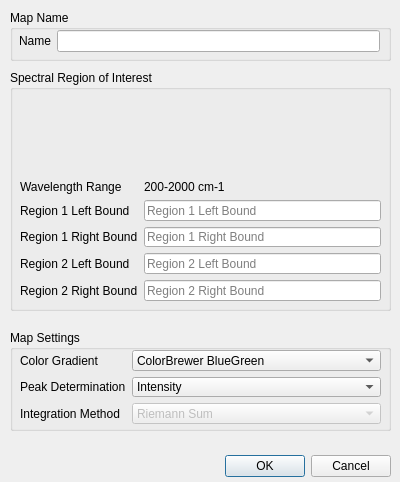
The window that bandratiodialog.ui (VespucciProject/Vespucci) describes before a commit, drawn with Qt 5.
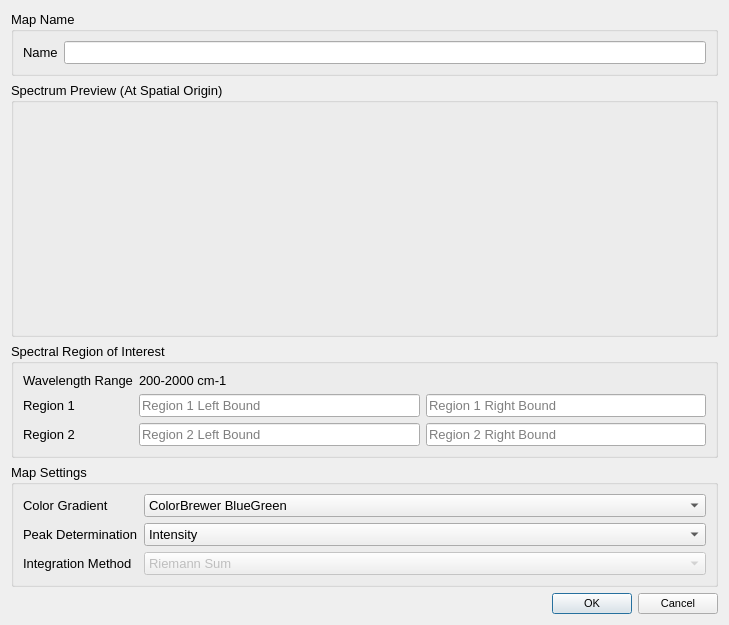
The same window after the commit. Custom widgets are drawn as their Qt base class.

```diff
--- a/bandratiodialog.ui
+++ b/bandratiodialog.ui
@@ -6,54 +6,93 @@
    <rect>
     <x>0</x>
     <y>0</y>
-    <width>400</width>
-    <height>482</height>
+    <width>725</width>
+    <height>625</height>
    </rect>
   </property>
+  <property name="font">
+   <font>
+    <pointsize>10</pointsize>
+   </font>
+  </property>
   <property name="windowTitle">
-   <string>Dialog</string>
+   <string>Band Ratio Image</string>
   </property>
-  <widget class="QDialogButtonBox" name="buttonBox">
-   <property name="geometry">
-    <rect>
-     <x>50</x>
-     <y>450</y>
-     <width>341</width>
-     <height>32</height>
-    </rect>
-   </property>
-   <property name="orientation">
-    <enum>Qt::Horizontal</enum>
-   </property>
-   <property name="standardButtons">
-    <set>QDialogButtonBox::Cancel|QDialogButtonBox::Ok</set>
-   </property>
-  </widget>
+  <layout class="QVBoxLayout" name="verticalLayout_2">
+   <item>
+    <widget class="QGroupBox" name="groupBox_3">
+     <property name="font">
+      <font>
+       <pointsize>10</pointsize>
+      </font>
+     </property>
+     <property name="title">
+      <string>Map Name</string>
+     </property>
+     <layout class="QFormLayout" name="formLayout_4">
+      <property name="fieldGrowthPolicy">
+       <enum>QFormLayout::AllNonFixedFieldsGrow</enum>
+      </property>
+      <item row="0" column="0">
+       <widget class="QLabel" name="label_5">
+        <property name="text">
+         <string>Name</string>
+        </property>
+       </widget>
+      </item>
+      <item row="0" column="1">
+       <widget class="QLineEdit" name="nameLineEdit"/>
+      </item>
+     </layout>
+    </widget>
+   </item>
+   <item>
+    <widget class="QGroupBox" name="groupBox_5">
+     <property name="minimumSize">
+      <size>
+       <width>707</width>
+       <height>209</height>
+      </size>
+     </property>
+     <property name="baseSize">
+      <size>
+       <width>707</width>
+       <height>209</height>
+      </size>
+     </property>
+     <property name="font">
+      <font>
+       <pointsize>10</pointsize>
+      </font>
+     </property>
+     <property name="title">
+      <string>Spectrum Preview (At Spatial Origin)</string>
+     </property>
+     <layout class="QVBoxLayout" name="verticalLayout">
+      <item>
+       <widget class="QCustomPlot" name="spectrumPlot" native="true">
+        <property name="minimumSize">
+         <size>
+          <width>600</width>
+          <height>225</height>
+         </size>
+        </property>
+       </widget>
+      </item>
+     </layout>
+    </widget>
+   </item>
+   <item>
   <widget class="QGroupBox" name="groupBox">
-   <property name="geometry">
-    <rect>
-     <x>10</x>
-     <y>70</y>
-     <width>381</width>
-     <height>241</height>
-    </rect>
+     <property name="font">
+      <font>
+       <pointsize>10</pointsize>
+      </font>
    </property>
    <property name="title">
     <string>Spectral Region of Interest</string>
    </property>
-   <widget class="QWidget" name="formLayoutWidget">
-    <property name="geometry">
-     <rect>
-      <x>10</x>
-      <y>110</y>
-      <width>361</width>
-      <height>121</height>
-     </rect>
-    </property>
     <layout class="QFormLayout" name="formLayout">
-     <property name="fieldGrowthPolicy">
-      <enum>QFormLayout::AllNonFixedFieldsGrow</enum>
-     </property>
      <item row="0" column="0">
       <widget class="QLabel" name="label_3">
        <property name="text">
@@ -61,114 +100,80 @@
        </property>
       </widget>
      </item>
+      <item row="0" column="1">
+       <widget class="QLabel" name="rangeLabel">
+        <property name="text">
+         <string>200-2000 cm-1</string>
+        </property>
+       </widget>
+      </item>
      <item row="1" column="0">
-      <widget class="QLabel" name="label">
+       <widget class="QLabel" name="label_4">
        <property name="text">
-        <string>Region 1 Left Bound</string>
+         <string>Region 1</string>
        </property>
       </widget>
      </item>
      <item row="1" column="1">
+       <layout class="QHBoxLayout" name="horizontalLayout">
+        <item>
       <widget class="QLineEdit" name="firstMinLineEdit">
        <property name="placeholderText">
         <string>Region 1 Left Bound</string>
        </property>
       </widget>
      </item>
-     <item row="2" column="0">
-      <widget class="QLabel" name="label_2">
-       <property name="text">
-        <string>Region 1 Right Bound</string>
-       </property>
-      </widget>
-     </item>
-     <item row="2" column="1">
+        <item>
       <widget class="QLineEdit" name="firstMaxLineEdit">
        <property name="placeholderText">
         <string>Region 1 Right Bound</string>
        </property>
       </widget>
      </item>
-     <item row="3" column="1">
+       </layout>
+      </item>
+      <item row="2" column="0">
+       <widget class="QLabel" name="label_2">
+        <property name="text">
+         <string>Region 2</string>
+        </property>
+       </widget>
+      </item>
+      <item row="2" column="1">
+       <layout class="QHBoxLayout" name="horizontalLayout_2">
+        <item>
       <widget class="QLineEdit" name="secondMinLineEdit">
        <property name="placeholderText">
         <string>Region 2 Left Bound</string>
        </property>
       </widget>
      </item>
-     <item row="4" column="1">
+        <item>
       <widget class="QLineEdit" name="secondMaxLineEdit">
        <property name="placeholderText">
         <string>Region 2 Right Bound</string>
        </property>
       </widget>
      </item>
-     <item row="0" column="1">
-      <widget class="QLabel" name="rangeLabel">
-       <property name="text">
-        <string>200-2000 cm-1</string>
-       </property>
-      </widget>
-     </item>
-     <item row="3" column="0">
-      <widget class="QLabel" name="label_8">
-       <property name="text">
-        <string>Region 2 Left Bound</string>
-       </property>
-      </widget>
-     </item>
-     <item row="4" column="0">
-      <widget class="QLabel" name="label_9">
-       <property name="text">
-        <string>Region 2 Right Bound</string>
-       </property>
-      </widget>
-     </item>
-    </layout>
-   </widget>
-   <widget class="QCustomPlot" name="spectrumPlot" native="true">
-    <property name="geometry">
-     <rect>
-      <x>0</x>
-      <y>20</y>
-      <width>381</width>
-      <height>71</height>
-     </rect>
-    </property>
-   </widget>
-  </widget>
-  <widget class="QGroupBox" name="groupBox_2">
-   <property name="geometry">
-    <rect>
-     <x>10</x>
-     <y>330</y>
-     <width>381</width>
-     <height>101</height>
-    </rect>
+       </layout>
+      </item>
+     </layout>
+    </widget>
+   </item>
+   <item>
+    <widget class="QGroupBox" name="formGroupBox_3">
+     <property name="font">
+      <font>
+       <pointsize>10</pointsize>
+      </font>
    </property>
    <property name="title">
     <string>Map Settings</string>
    </property>
-   <widget class="QWidget" name="formLayoutWidget_3">
-    <property name="geometry">
-     <rect>
-      <x>10</x>
-      <y>20</y>
-      <width>361</width>
-      <height>74</height>
-     </rect>
-    </property>
     <layout class="QFormLayout" name="formLayout_3">
      <property name="fieldGrowthPolicy">
       <enum>QFormLayout::AllNonFixedFieldsGrow</enum>
      </property>
-     <item row="0" column="0">
-      <widget class="QLabel" name="label_6">
-       <property name="text">
-        <string>Color Gradient</string>
-       </property>
-      </widget>
-     </item>
      <item row="0" column="1">
       <widget class="QComboBox" name="gradientComboBox">
        <property name="toolTip">
@@ -393,16 +398,6 @@
          <string>Area</string>
         </property>
        </item>
-       <item>
-        <property name="text">
-         <string>Derivative</string>
-        </property>
-       </item>
-       <item>
-        <property name="text">
-         <string>Bandwidth (FWHM)</string>
-        </property>
-       </item>
       </widget>
      </item>
      <item row="2" column="0">
@@ -422,61 +417,34 @@
          <string>Riemann Sum</string>
         </property>
        </item>
-       <item>
-        <property name="text">
-         <string>Pseudo-Voigt</string>
-        </property>
-       </item>
-       <item>
-        <property name="text">
-         <string>Gaussian</string>
-        </property>
-       </item>
-       <item>
-        <property name="text">
-         <string>Lorentzian</string>
-        </property>
-       </item>
-      </widget>
-     </item>
-    </layout>
-   </widget>
-  </widget>
-  <widget class="QGroupBox" name="groupBox_3">
-   <property name="geometry">
-    <rect>
-     <x>10</x>
-     <y>10</y>
-     <width>381</width>
-     <height>51</height>
-    </rect>
-   </property>
-   <property name="title">
-    <string>Map Name</string>
-   </property>
-   <widget class="QWidget" name="formLayoutWidget_2">
-    <property name="geometry">
-     <rect>
-      <x>9</x>
-      <y>20</y>
-      <width>361</width>
-      <height>22</height>
-     </rect>
-    </property>
-    <layout class="QFormLayout" name="formLayout_2">
+       </widget>
+      </item>
      <item row="0" column="0">
-      <widget class="QLabel" name="label_5">
+       <widget class="QLabel" name="label_6">
        <property name="text">
-        <string>Name</string>
+         <string>Color Gradient</string>
        </property>
       </widget>
      </item>
-     <item row="0" column="1">
-      <widget class="QLineEdit" name="nameLineEdit"/>
-     </item>
-    </layout>
-   </widget>
-  </widget>
+     </layout>
+    </widget>
+   </item>
+   <item>
+    <widget class="QDialogButtonBox" name="buttonBox">
+     <property name="font">
+      <font>
+       <pointsize>8</pointsize>
+      </font>
+     </property>
+     <property name="orientation">
+      <enum>Qt::Horizontal</enum>
+     </property>
+     <property name="standardButtons">
+      <set>QDialogButtonBox::Cancel|QDialogButtonBox::Ok</set>
+     </property>
+    </widget>
+   </item>
+  </layout>
  </widget>
  <customwidgets>
   <customwidget>
```
Lines whose indentation alone changed are shown as unchanged.
